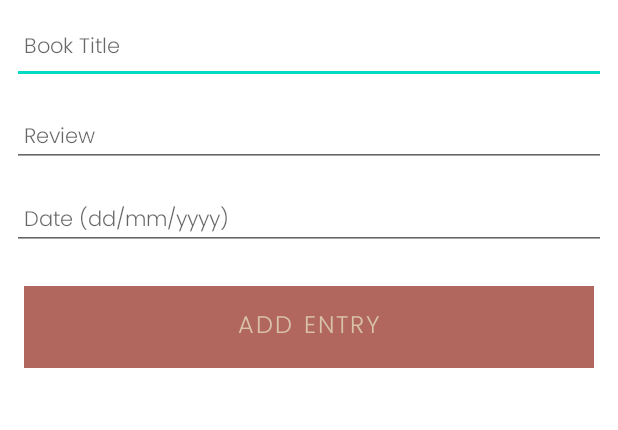
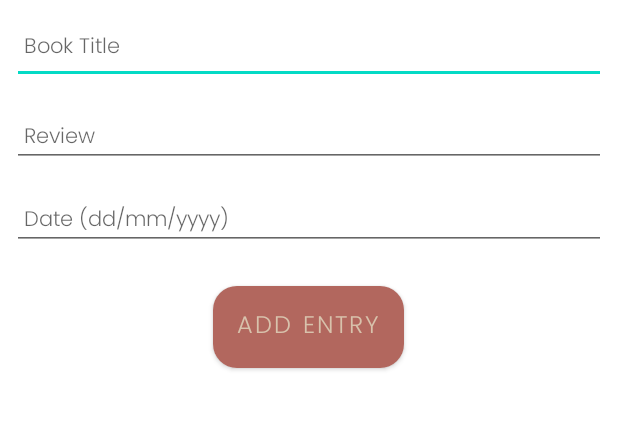
Before and after one commit to fleetwoodmab/Diary, an Android app: the DiaryActivity screen opened directly, with no data from a screen before it, on a phone screen of 412 x 824 dp, the part 84-514 px from its top. Run offline under Robolectric (Android 15) with nearby library versions, the phone set to English and light mode, and no system bars; our stand-ins replace Timber; 1 statement that could not run was skipped.

Commit message:
button design

```diff
--- /dev/null
+++ b/app/src/main/res/drawable/rounded_button.xml
@@ -0,0 +1,6 @@
+<?xml version="1.0" encoding="utf-8"?>
+<shape xmlns:android="http://schemas.android.com/apk/res/android"
+    android:shape="rectangle">
+    <corners android:radius="16dp" />
+    <solid android:color="@color/colorAccent" />
+</shape>
--- a/app/src/main/res/layout/activity_diary.xml
+++ b/app/src/main/res/layout/activity_diary.xml
@@ -82,16 +82,21 @@
 
                 <Button
                     android:id="@+id/btnAdd"
-                    android:layout_width="match_parent"
+                    android:layout_width="wrap_content"
                     android:layout_height="wrap_content"
+                    android:layout_gravity="center_horizontal"
                     android:layout_margin="16dp"
-                    android:background="@color/colorAccent"
+                    android:background="@drawable/rounded_button"
                     android:paddingTop="8dp"
                     android:paddingBottom="8dp"
-                    android:stateListAnimator="@null"
                     android:text="@string/button_addEntry"
                     android:textColor="@color/colorPrimary"
-                    android:textSize="16sp" />
+                    android:textSize="16sp"
+                    android:minWidth="0dp"
+                    android:minHeight="0dp"
+                    android:paddingStart="16dp"
+                    android:paddingEnd="16dp"
+                    android:elevation="2dp" />
             </LinearLayout>
         </ScrollView>
 
```
